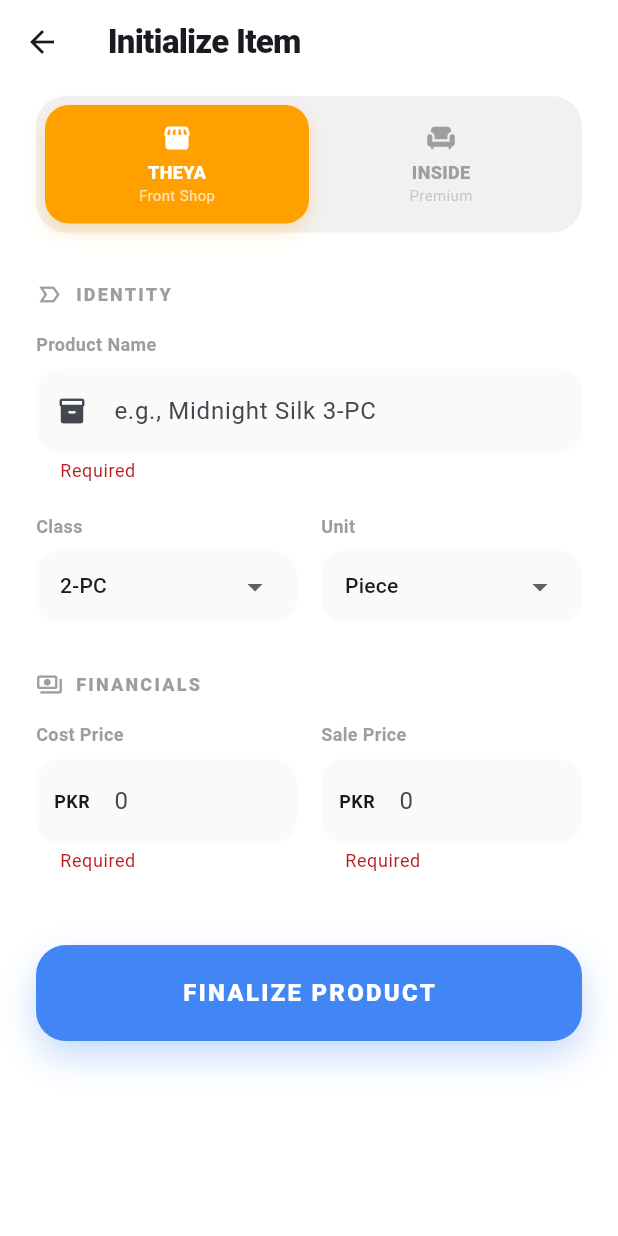
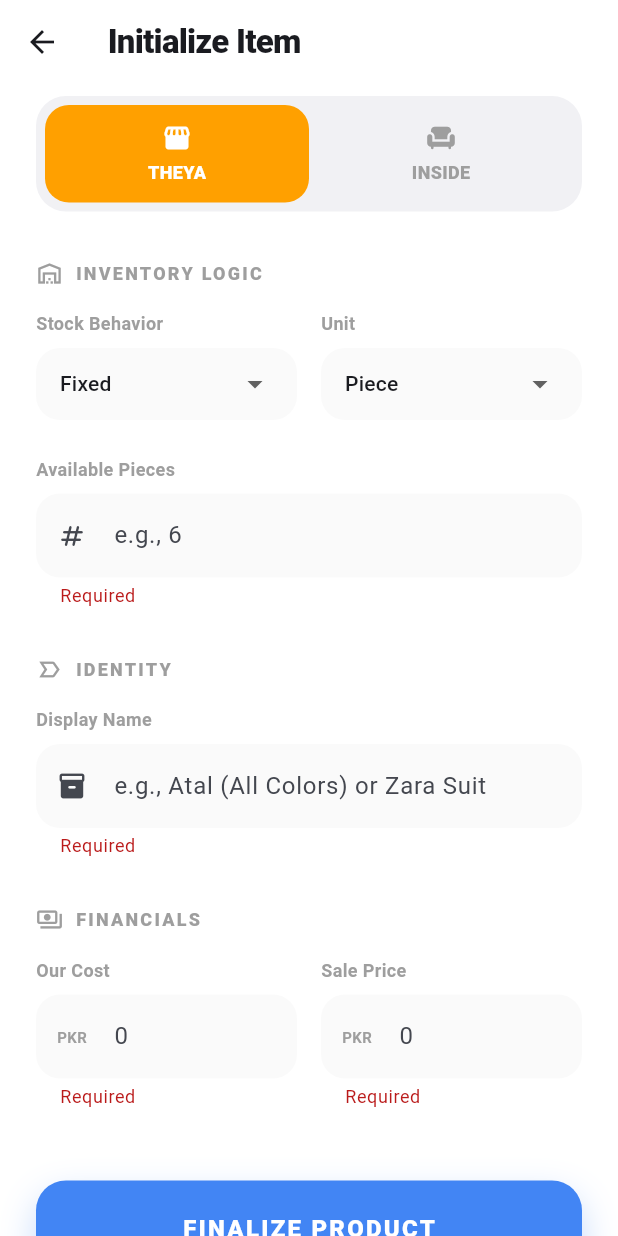
Before and after one commit to huzaifak08/Sprint-14, a Flutter app: the AddUpdateProductView screen opened directly with empty values, after a tap on "FINALIZE PRODUCT", on a phone screen of 412 x 824 dp. Run offline on Flutter 3.47's test engine with Material 3 defaults, Android fonts, the phone set to English and light mode, and no system bars; our stand-ins replace cloud_firestore, connectivity_plus, firebase_auth, firebase_core, firebase_messaging, fl_chart and 13 more; missing offline and left inert: app_settings; accounts and stored records are empty; generated files the repository leaves out were written again; project files that could hold a hidden picture were left out; key blocks and very long unbroken strings in the code were emptied for the run.

Commit message:
invntory quantity

```diff
--- a/lib/cache/init_cache.dart
+++ b/lib/cache/init_cache.dart
@@ -27,7 +27,7 @@ class LocalCacheManager {
 
     return openDatabase(
       path,
-      version: 3, // Increment version number when schema changes
+      version: 4, // Increment version number when schema changes
       onCreate: (db, version) async {
         // await ProjectTable.createTable(db);
         await LedgerTable.createTable(db);
@@ -44,6 +44,20 @@ class LocalCacheManager {
           await SaleTable.createTable(db);
           await SettingsTable.createTable(db);
         }
+
+        if (oldVersion < 4) {
+          try {
+            await db.execute(
+              "ALTER TABLE products ADD COLUMN currentStock REAL NOT NULL DEFAULT 0.0",
+            );
+            dev.log(
+              "Database Upgraded: Added currentStock to products table",
+              name: "init Cache",
+            );
+          } catch (e) {
+            dev.log("Migration Error: $e", name: "init Cache");
+          }
+        }
       },
     );
   }
--- a/lib/cache/tables/product_table.dart
+++ b/lib/cache/tables/product_table.dart
@@ -16,6 +16,7 @@ class ProductTable {
         retailPrice REAL NOT NULL,
         msrpPrice REAL NOT NULL,
         unitType TEXT NOT NULL,
+        currentStock REAL NOT NULL,
         isSynced INTEGER NOT NULL,
         lastSyncAttempt TEXT,
         isDeleted INTEGER NOT NULL
@@ -23,6 +24,7 @@ class ProductTable {
     ''');
   }
 
+  /// Saves a list of products using a batch for high performance
   static Future<void> saveAllProducts(List<ProductModel> products) async {
     final db = await LocalCacheManager.getDatabase();
     Batch batch = db.batch();
@@ -36,6 +38,7 @@ class ProductTable {
     await batch.commit(noResult: true);
   }
 
+  /// Fetches all non-deleted products for a business
   static Future<List<ProductModel>> getAllProducts(String businessId) async {
     final db = await LocalCacheManager.getDatabase();
     final maps = await db.query(
@@ -46,15 +49,16 @@ class ProductTable {
     return maps.map(ProductModel.fromJsonDb).toList();
   }
 
-  static Future<List<ProductModel>> getProductsByBusiness(
+  /// Fetches products filtered by placement (Theya vs Inside)
+  static Future<List<ProductModel>> getProductsByPlacement(
     String businessId,
     bool isTheya,
   ) async {
     final db = await LocalCacheManager.getDatabase();
     final maps = await db.query(
       tableName,
-      where: 'businessId = ? AND isTheya = ? AND isDeleted = ?',
-      whereArgs: [businessId, isTheya ? 1 : 0, 0],
+      where: 'businessId = ? AND isTheya = ? AND isDeleted = 0',
+      whereArgs: [businessId, isTheya ? 1 : 0],
     );
     return maps.map(ProductModel.fromJsonDb).toList();
   }
@@ -67,13 +71,14 @@ class ProductTable {
 
     final maps = await db.query(
       tableName,
-      where: 'businessId = ? AND isSynced = ?',
-      whereArgs: [businessId, 0],
+      where: 'businessId = ? AND isSynced = 0',
+      whereArgs: [businessId],
     );
 
     return maps.map(ProductModel.fromJsonDb).toList();
   }
 
+  /// Saves or updates a single product
   static Future<void> saveSingleProduct(ProductModel product) async {
     final db = await LocalCacheManager.getDatabase();
     await db.insert(
@@ -90,6 +95,7 @@ class ProductTable {
     return await db.delete(tableName, where: 'id = ?', whereArgs: [productId]);
   }
 
+  /// Clears the entire table
   static Future<void> deleteAllProducts() async {
     final db = await LocalCacheManager.getDatabase();
     await db.delete(tableName);
--- a/lib/models/product_model.dart
+++ b/lib/models/product_model.dart
@@ -3,10 +3,16 @@ class ProductModel {
   final String businessId;
   final String title;
   final bool isTheya;
+
+  /// Determines if the product is 'Open' (Continuous) or 'Fixed' (Limited)
   final String classification;
+
   final double retailPrice;
   final double msrpPrice;
   final String unitType;
+
+  /// New Field: Tracks remaining inventory
+  final double currentStock;
 
   final bool isSynced;
   final DateTime? lastSyncAttempt;
@@ -21,6 +27,7 @@ class ProductModel {
     required this.retailPrice,
     required this.msrpPrice,
     required this.unitType,
+    required this.currentStock, // Added
     required this.isSynced,
     this.lastSyncAttempt,
     required this.isDeleted,
@@ -36,6 +43,7 @@ class ProductModel {
     double? retailPrice,
     double? msrpPrice,
     String? unitType,
+    double? currentStock,
     bool? isSynced,
     DateTime? lastSyncAttempt,
     bool? isDeleted,
@@ -49,6 +57,7 @@ class ProductModel {
       retailPrice: retailPrice ?? this.retailPrice,
       msrpPrice: msrpPrice ?? this.msrpPrice,
       unitType: unitType ?? this.unitType,
+      currentStock: currentStock ?? this.currentStock,
       isSynced: isSynced ?? this.isSynced,
       lastSyncAttempt: lastSyncAttempt ?? this.lastSyncAttempt,
       isDeleted: isDeleted ?? this.isDeleted,
@@ -66,6 +75,7 @@ class ProductModel {
       'retailPrice': retailPrice,
       'msrpPrice': msrpPrice,
       'unitType': unitType,
+      'currentStock': currentStock,
     };
   }
 
@@ -75,10 +85,11 @@ class ProductModel {
       businessId: map['businessId'] ?? '',
       title: map['title'] ?? '',
       isTheya: map['isTheya'] ?? true,
-      classification: map['classification'] ?? '',
+      classification: map['classification'] ?? 'Fixed',
       retailPrice: (map['retailPrice'] as num?)?.toDouble() ?? 0.0,
       msrpPrice: (map['msrpPrice'] as num?)?.toDouble() ?? 0.0,
       unitType: map['unitType'] ?? 'Piece',
+      currentStock: (map['currentStock'] as num?)?.toDouble() ?? 0.0,
       isSynced: true,
       lastSyncAttempt: null,
       isDeleted: false,
@@ -96,6 +107,7 @@ class ProductModel {
       'retailPrice': retailPrice,
       'msrpPrice': msrpPrice,
       'unitType': unitType,
+      'currentStock': currentStock,
       'isSynced': isSynced ? 1 : 0,
       'lastSyncAttempt': lastSyncAttempt?.toIso8601String(),
       'isDeleted': isDeleted ? 1 : 0,
@@ -108,10 +120,11 @@ class ProductModel {
       businessId: json['businessId'] ?? '',
       title: json['title'] ?? '',
       isTheya: (json['isTheya'] ?? 0) == 1,
-      classification: json['classification'] ?? '',
+      classification: json['classification'] ?? 'Fixed',
       retailPrice: (json['retailPrice'] as num?)?.toDouble() ?? 0.0,
       msrpPrice: (json['msrpPrice'] as num?)?.toDouble() ?? 0.0,
       unitType: json['unitType'] ?? 'Piece',
+      currentStock: (json['currentStock'] as num?)?.toDouble() ?? 0.0,
       isSynced: (json['isSynced'] ?? 0) == 1,
       lastSyncAttempt: json['lastSyncAttempt'] != null
           ? DateTime.parse(json['lastSyncAttempt'])
@@ -119,4 +132,19 @@ class ProductModel {
       isDeleted: (json['isDeleted'] ?? 0) == 1,
     );
   }
+
+  // ===================== HELPER LOGIC =====================
+
+  // Inside ProductModel
+  bool get isInfinite {
+    // If it's 'Matching' or 'Open' (depending on how you want to label Atal),
+    // we treat it as infinite stock.
+    return classification == "Matching" || classification == "Open";
+  }
+
+  bool get isAvailableForSale {
+    if (isDeleted) return false;
+    if (isInfinite) return true; // Always show Atal/Matching
+    return currentStock > 0; // Only hide fixed articles (suits) when empty
+  }
 }
--- a/lib/views/business_views/add_update_product_view.dart
+++ b/lib/views/business_views/add_update_product_view.dart
@@ -1,4 +1,5 @@
 import 'package:flutter/material.dart';
+import 'package:flutter/services.dart';
 import 'package:flutter_riverpod/flutter_riverpod.dart';
 import 'package:sprint_14/models/product_model.dart';
 import 'package:sprint_14/providers/product_provider/product_provider.dart';
@@ -25,9 +26,10 @@ class _AddUpdateProductViewState extends ConsumerState<AddUpdateProductView> {
   late TextEditingController _titleController;
   late TextEditingController _retailController;
   late TextEditingController _msrpController;
+  late TextEditingController _stockController;
 
   bool _isTheya = true;
-  String _classification = "2-PC";
+  String _classification = "Fixed"; // Options: "Fixed", "Open", "Matching"
   String _unitType = "Piece";
 
   @override
@@ -36,23 +38,54 @@ class _AddUpdateProductViewState extends ConsumerState<AddUpdateProductView> {
     _titleController = TextEditingController(text: widget.product?.title);
     _retailController = TextEditingController(
       text: widget.product?.retailPrice != null
-          ? widget.product!.retailPrice.toString()
+          ? widget.product!.retailPrice.toStringAsFixed(0)
           : "",
     );
     _msrpController = TextEditingController(
       text: widget.product?.msrpPrice != null
-          ? widget.product!.msrpPrice.toString()
+          ? widget.product!.msrpPrice.toStringAsFixed(0)
           : "",
     );
+    _stockController = TextEditingController(
+      text: widget.product?.currentStock != null
+          ? widget.product!.currentStock.toString()
+          : "",
+    );
+
     if (widget.product != null) {
       _isTheya = widget.product!.isTheya;
-      _classification = widget.product!.classification;
       _unitType = widget.product!.unitType;
+
+      // MIGRATION LOGIC: Map old categories to new Stock Types
+      final oldClass = widget.product!.classification;
+      if (oldClass == "Matching" || oldClass == "Fancy") {
+        _classification = "Matching"; // Infinite Stock
+      } else if (oldClass == "Open" ||
+          _unitType == "Meter" ||
+          _unitType == "Gazz") {
+        _classification = "Open"; // Length Tracked
+      } else {
+        _classification = "Fixed"; // Piece Tracked
+      }
     }
+  }
+
+  @override
+  void dispose() {
+    _titleController.dispose();
+    _retailController.dispose();
+    _msrpController.dispose();
+    _stockController.dispose();
+    super.dispose();
   }
 
   void _handleSave() {
     if (_formKey.currentState!.validate()) {
+      // Logic: Matching items don't track stock (Infinite)
+      double stockValue = (_classification == "Matching")
+          ? 999.0
+          : (double.tryParse(_stockController.text) ?? 0.0);
+
       final product = ProductModel(
         id: widget.product?.id ?? const Uuid().v4(),
         businessId: widget.businessId,
@@ -62,6 +95,7 @@ class _AddUpdateProductViewState extends ConsumerState<AddUpdateProductView> {
         retailPrice: double.parse(_retailController.text),
         msrpPrice: double.parse(_msrpController.text),
         unitType: _unitType,
+        currentStock: stockValue,
         isSynced: false,
         isDeleted: false,
       );
@@ -119,11 +153,33 @@ class _AddUpdateProductViewState extends ConsumerState<AddUpdateProductView> {
         child: ListView(
           padding: const EdgeInsets.symmetric(horizontal: 24, vertical: 8),
           children: [
-            // 1. Placement Selector (High Visibility)
             _buildPlacementSelector(theme),
             const SizedBox(height: 32),
 
-            // 2. Identity Section
+            // INVENTORY SECTION
+            _SectionHeader(
+              title: "INVENTORY LOGIC",
+              icon: Icons.warehouse_outlined,
+            ),
+            const SizedBox(height: 16),
+            _buildTypeSelectors(),
+
+            // Only show Stock field if the item is not "Infinite" (Matching)
+            if (_classification != "Matching") ...[
+              const SizedBox(height: 24),
+              _buildPremiumTextField(
+                controller: _stockController,
+                label: _classification == "Fixed"
+                    ? "Available Pieces"
+                    : "Available Length",
+                hint: _classification == "Fixed" ? "e.g., 6" : "e.g., 40.0",
+                icon: Icons.numbers_rounded,
+                isNumber: true,
+              ),
+            ],
+            const SizedBox(height: 32),
+
+            // IDENTITY SECTION
             _SectionHeader(
               title: "IDENTITY",
               icon: Icons.label_important_outline,
@@ -131,21 +187,18 @@ class _AddUpdateProductViewState extends ConsumerState<AddUpdateProductView> {
             const SizedBox(height: 16),
             _buildPremiumTextField(
               controller: _titleController,
-              label: "Product Name",
-              hint: "e.g., Midnight Silk 3-PC",
+              label: "Display Name",
+              hint: "e.g., Atal (All Colors) or Zara Suit",
               icon: Icons.inventory_2_rounded,
             ),
-            const SizedBox(height: 20),
-            _buildTypeSelectors(),
             const SizedBox(height: 32),
 
-            // 3. Financial Section
+            // FINANCIAL SECTION
             _SectionHeader(title: "FINANCIALS", icon: Icons.payments_outlined),
             const SizedBox(height: 16),
             _buildPriceInputs(),
             const SizedBox(height: 48),
 
-            // 4. Action Button
             _buildSubmitButton(theme),
             const SizedBox(height: 40),
           ],
@@ -165,7 +218,6 @@ class _AddUpdateProductViewState extends ConsumerState<AddUpdateProductView> {
         children: [
           _PlacementOption(
             title: "THEYA",
-            subtitle: "Front Shop",
             isActive: _isTheya,
             activeColor: Colors.amber.shade700,
             icon: Icons.storefront_rounded,
@@ -173,7 +225,6 @@ class _AddUpdateProductViewState extends ConsumerState<AddUpdateProductView> {
           ),
           _PlacementOption(
             title: "INSIDE",
-            subtitle: "Premium",
             isActive: !_isTheya,
             activeColor: theme.colorScheme.primary,
             icon: Icons.chair_rounded,
@@ -189,9 +240,11 @@ class _AddUpdateProductViewState extends ConsumerState<AddUpdateProductView> {
       children: [
         Expanded(
           child: _PremiumDropdown(
-            label: "Class",
-            value: _classification,
-            items: ["1-PC", "2-PC", "3-PC", "Fancy", "Matching"],
+            label: "Stock Behavior",
+            value: (["Fixed", "Open", "Matching"].contains(_classification))
+                ? _classification
+                : "Fixed",
+            items: const ["Fixed", "Open", "Matching"],
             onChanged: (v) => setState(() => _classification = v!),
           ),
         ),
@@ -200,7 +253,7 @@ class _AddUpdateProductViewState extends ConsumerState<AddUpdateProductView> {
           child: _PremiumDropdown(
             label: "Unit",
             value: _unitType,
-            items: ["Piece", "Meter", "Gazz"],
+            items: const ["Piece", "Meter", "Gazz"],
             onChanged: (v) => setState(() => _unitType = v!),
           ),
         ),
@@ -214,7 +267,7 @@ class _AddUpdateProductViewState extends ConsumerState<AddUpdateProductView> {
         Expanded(
           child: _buildPremiumTextField(
             controller: _retailController,
-            label: "Cost Price",
+            label: "Our Cost",
             hint: "0",
             isNumber: true,
             prefix: "PKR",
@@ -257,9 +310,9 @@ class _AddUpdateProductViewState extends ConsumerState<AddUpdateProductView> {
           ),
           elevation: 0,
         ),
-        child: const Text(
-          "FINALIZE PRODUCT",
-          style: TextStyle(
+        child: Text(
+          widget.product == null ? "FINALIZE PRODUCT" : "UPDATE PRODUCT",
+          style: const TextStyle(
             fontSize: 16,
             fontWeight: FontWeight.w900,
             letterSpacing: 1.5,
@@ -291,19 +344,26 @@ class _AddUpdateProductViewState extends ConsumerState<AddUpdateProductView> {
         const SizedBox(height: 8),
         TextFormField(
           controller: controller,
-          keyboardType: isNumber ? TextInputType.number : TextInputType.text,
+          keyboardType: isNumber
+              ? const TextInputType.numberWithOptions(decimal: true)
+              : TextInputType.text,
+          inputFormatters: isNumber
+              ? [FilteringTextInputFormatter.allow(RegExp(r'^\d*\.?\d*'))]
+              : [],
           decoration: InputDecoration(
             hintText: hint,
             prefixIcon: icon != null
                 ? Icon(icon, size: 20)
                 : (prefix != null
-                      ? Center(
-                          widthFactor: 1,
+                      ? Container(
+                          width: 40,
+                          alignment: Alignment.center,
                           child: Text(
                             prefix,
                             style: const TextStyle(
-                              fontSize: 12,
+                              fontSize: 10,
                               fontWeight: FontWeight.bold,
+                              color: Colors.grey,
                             ),
                           ),
                         )
@@ -322,7 +382,10 @@ class _AddUpdateProductViewState extends ConsumerState<AddUpdateProductView> {
               ),
             ),
           ),
-          validator: (v) => v!.isEmpty ? "Required" : null,
+          validator: (v) {
+            if (v == null || v.isEmpty) return "Required";
+            return null;
+          },
         ),
       ],
     );
@@ -332,9 +395,10 @@ class _AddUpdateProductViewState extends ConsumerState<AddUpdateProductView> {
     showDialog(
       context: context,
       builder: (context) => AlertDialog(
+        shape: RoundedRectangleBorder(borderRadius: BorderRadius.circular(20)),
         title: const Text("Remove Product?"),
         content: const Text(
-          "This action will archive the product and it will no longer appear in the catalog.",
+          "This product will be archived and hidden from the catalog.",
         ),
         actions: [
           TextButton(
@@ -359,7 +423,6 @@ class _AddUpdateProductViewState extends ConsumerState<AddUpdateProductView> {
 
 class _PlacementOption extends StatelessWidget {
   final String title;
-  final String subtitle;
   final bool isActive;
   final Color activeColor;
   final IconData icon;
@@ -367,7 +430,6 @@ class _PlacementOption extends StatelessWidget {
 
   const _PlacementOption({
     required this.title,
-    required this.subtitle,
     required this.isActive,
     required this.activeColor,
     required this.icon,
@@ -385,15 +447,6 @@ class _PlacementOption extends StatelessWidget {
           decoration: BoxDecoration(
             color: isActive ? activeColor : Colors.transparent,
             borderRadius: BorderRadius.circular(16),
-            boxShadow: isActive
-                ? [
-                    BoxShadow(
-                      color: activeColor.withValues(alpha: 0.3),
-                      blurRadius: 10,
-                      offset: const Offset(0, 4),
-                    ),
-                  ]
-                : [],
           ),
           child: Column(
             children: [
@@ -409,15 +462,6 @@ class _PlacementOption extends StatelessWidget {
                   color: isActive ? Colors.white : Colors.grey,
                   fontWeight: FontWeight.w900,
                   fontSize: 12,
-                ),
-              ),
-              Text(
-                subtitle,
-                style: TextStyle(
-                  color: isActive
-                      ? Colors.white.withValues(alpha: 0.7)
-                      : Colors.grey.withValues(alpha: 0.5),
-                  fontSize: 10,
                 ),
               ),
             ],
```
Also changed, not shown: 1 other file.
